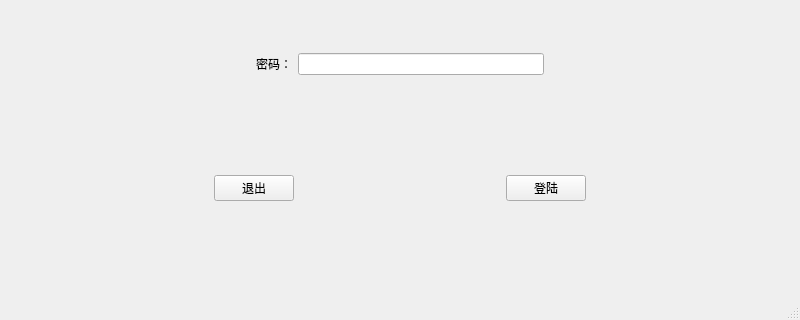
The window that mainwindow.ui (wakk3107/QT_market_management) describes before a commit, drawn with Qt 5; both pictures show x 0 to 800 and y 280 to 600 of the 800 by 600 pixel window.
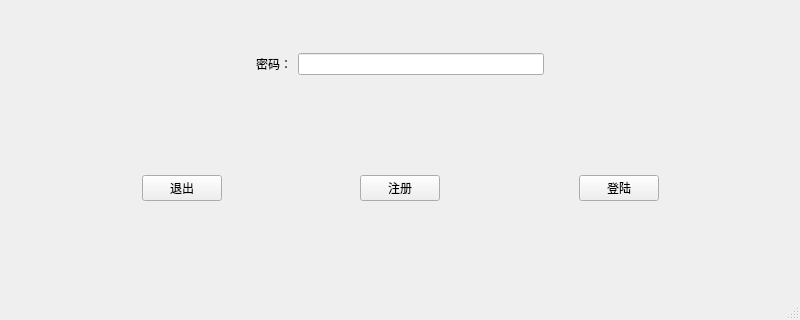
The same window after the commit.

What changed in the file:
```diff
--- a/mainwindow.ui
+++ b/mainwindow.ui
@@ -182,6 +182,29 @@
         </property>
        </widget>
       </item>
+      <item>
+       <spacer name="horizontalSpacer_10">
+        <property name="orientation">
+         <enum>Qt::Horizontal</enum>
+        </property>
+        <property name="sizeHint" stdset="0">
+         <size>
+          <width>40</width>
+          <height>20</height>
+         </size>
+        </property>
+       </spacer>
+      </item>
+      <item>
+       <widget class="QPushButton" name="b_register">
+        <property name="styleSheet">
+         <string notr="true">font: 12pt &quot;宋体&quot;;</string>
+        </property>
+        <property name="text">
+         <string>注册</string>
+        </property>
+       </widget>
+      </item>
       <item>
        <spacer name="horizontalSpacer_6">
         <property name="orientation">
```
